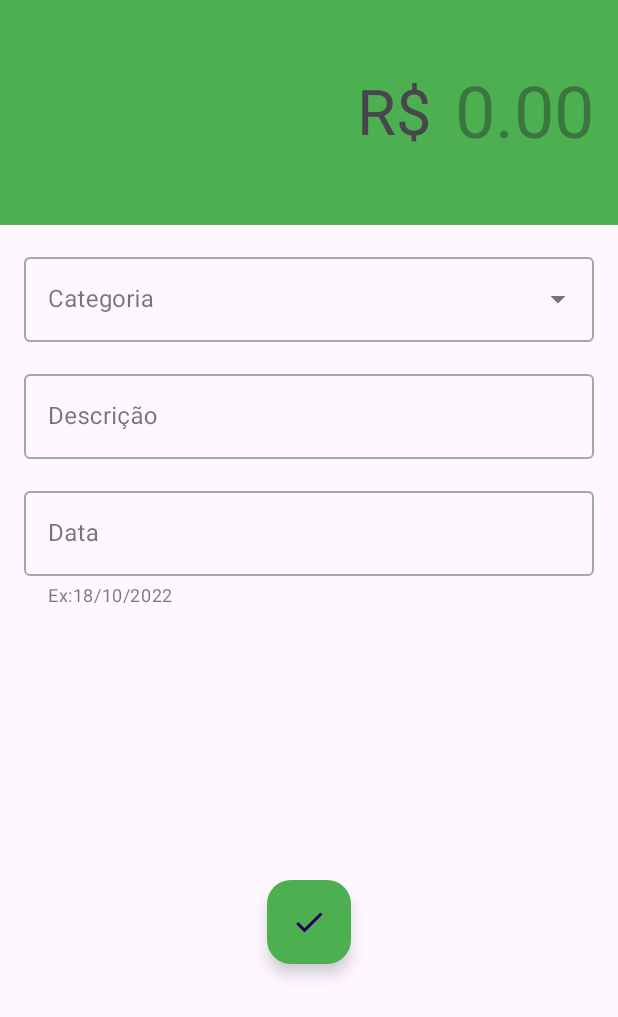
After one commit to Pedro-Luigi/Organizze-Clone, an Android app: the ProfitActivity screen opened directly, with no data from a screen before it, on a phone screen of 412 x 824 dp. The commit adds this screen. Shown: the top 1017 px of the screen. Run offline under Robolectric (Android 15) with nearby library versions, the phone set to English and light mode, and no system bars.

Commit message:
build profit and expense screens.

```diff
--- /dev/null
+++ b/app/src/main/java/com/courseudemy/organizzeclone/ui/ProfitActivity.kt
@@ -0,0 +1,22 @@
+package com.courseudemy.organizzeclone.ui
+
+import androidx.appcompat.app.AppCompatActivity
+import android.os.Bundle
+import android.widget.ArrayAdapter
+import android.widget.AutoCompleteTextView
+import com.courseudemy.organizzeclone.R
+import com.courseudemy.organizzeclone.databinding.ActivityProfitBinding
+
+class ProfitActivity : AppCompatActivity() {
+
+    private val binding by lazy { ActivityProfitBinding.inflate(layoutInflater) }
+    private val items = listOf("Material", "Design", "Components", "Android")
+
+    override fun onCreate(savedInstanceState: Bundle?) {
+        super.onCreate(savedInstanceState)
+        setContentView(binding.root)
+
+        val adapter = ArrayAdapter(this, R.layout.list_item_til, R.id.tv_item, items)
+        (binding.tilCategory.editText as? AutoCompleteTextView)?.setAdapter(adapter)
+    }
+}
--- /dev/null
+++ b/app/src/main/res/drawable/ic_check.xml
@@ -0,0 +1,5 @@
+<vector android:height="24dp" android:tint="#000000"
+    android:viewportHeight="24" android:viewportWidth="24"
+    android:width="24dp" xmlns:android="http://schemas.android.com/apk/res/android">
+    <path android:fillColor="@android:color/white" android:pathData="M9,16.17L4.83,12l-1.42,1.41L9,19 21,7l-1.41,-1.41z"/>
+</vector>
--- a/app/src/main/res/layout/activity_home.xml
+++ b/app/src/main/res/layout/activity_home.xml
@@ -40,6 +40,7 @@
             android:layout_height="wrap_content"
             android:src="@drawable/ic_plus"
             app:fab_colorNormal="@color/ColorProfit"
+            app:fab_colorPressed="@color/DarkColorProfit"
             app:fab_size="mini"
             app:fab_label="Lucro" />
 
@@ -49,6 +50,7 @@
             android:layout_height="wrap_content"
             android:src="@drawable/ic_neg"
             app:fab_colorNormal="@color/ColorExpense"
+            app:fab_colorPressed="@color/DarkColorExpense"
             app:fab_size="mini"
             app:fab_label="Despesa" />
 
--- /dev/null
+++ b/app/src/main/res/layout/activity_profit.xml
@@ -0,0 +1,113 @@
+<?xml version="1.0" encoding="utf-8"?>
+<androidx.constraintlayout.widget.ConstraintLayout xmlns:android="http://schemas.android.com/apk/res/android"
+    xmlns:app="http://schemas.android.com/apk/res-auto"
+    xmlns:tools="http://schemas.android.com/tools"
+    android:layout_width="match_parent"
+    android:layout_height="match_parent"
+    tools:context=".ui.ProfitActivity">
+
+    <androidx.constraintlayout.widget.ConstraintLayout
+        android:id="@+id/constraintLayout2"
+        android:layout_width="match_parent"
+        android:layout_height="150dp"
+        android:background="@color/ColorProfit"
+        app:layout_constraintEnd_toEndOf="parent"
+        app:layout_constraintStart_toStartOf="parent"
+        app:layout_constraintTop_toTopOf="parent">
+
+        <TextView
+            android:layout_width="wrap_content"
+            android:layout_height="60dp"
+            android:text="R$"
+            android:textAlignment="textStart"
+            android:textSize="42sp"
+            android:layout_marginEnd="16dp"
+            app:layout_constraintBottom_toBottomOf="@+id/edt_profit"
+            app:layout_constraintEnd_toStartOf="@+id/edt_profit"
+            app:layout_constraintTop_toTopOf="@+id/edt_profit" />
+
+        <EditText
+            android:id="@+id/edt_profit"
+            android:layout_width="wrap_content"
+            android:layout_height="60dp"
+            android:layout_margin="16dp"
+            android:background="@color/ColorProfit"
+            android:gravity="end"
+            android:hint="0.00"
+            android:maxLength="12"
+            android:textSize="48sp"
+            app:layout_constraintBottom_toBottomOf="parent"
+            app:layout_constraintEnd_toEndOf="parent"
+            app:layout_constraintTop_toTopOf="parent" />
+
+    </androidx.constraintlayout.widget.ConstraintLayout>
+
+    <com.google.android.material.textfield.TextInputLayout
+        android:id="@+id/til_category"
+        style="@style/Widget.MaterialComponents.TextInputLayout.OutlinedBox.ExposedDropdownMenu"
+        android:layout_width="match_parent"
+        android:layout_height="wrap_content"
+        android:layout_margin="@dimen/fab_margin"
+        android:hint="Categoria"
+        app:layout_constraintEnd_toEndOf="parent"
+        app:layout_constraintStart_toStartOf="parent"
+        app:layout_constraintTop_toBottomOf="@+id/constraintLayout2">
+
+        <AutoCompleteTextView
+            android:id="@+id/actv_category"
+            android:layout_width="match_parent"
+            android:layout_height="wrap_content"
+            android:inputType="none"
+            />
+
+    </com.google.android.material.textfield.TextInputLayout>
+
+    <com.google.android.material.textfield.TextInputLayout
+        android:id="@+id/til_profit_desc"
+        style="@style/Widget.MaterialComponents.TextInputLayout.OutlinedBox"
+        android:layout_width="match_parent"
+        android:layout_height="wrap_content"
+        android:hint="Descrição"
+        android:layout_margin="@dimen/fab_margin"
+        app:layout_constraintEnd_toEndOf="parent"
+        app:layout_constraintStart_toStartOf="parent"
+        app:layout_constraintTop_toBottomOf="@+id/til_category">
+
+        <com.google.android.material.textfield.TextInputEditText
+            android:layout_width="match_parent"
+            android:layout_height="wrap_content"
+            android:inputType="text"/>
+
+    </com.google.android.material.textfield.TextInputLayout>
+
+    <com.google.android.material.textfield.TextInputLayout
+        android:id="@+id/til_profit_date"
+        style="@style/Widget.MaterialComponents.TextInputLayout.OutlinedBox"
+        android:layout_width="match_parent"
+        android:layout_height="wrap_content"
+        android:hint="Data"
+        android:layout_margin="@dimen/fab_margin"
+        app:helperText="Ex:18/10/2022"
+        app:layout_constraintEnd_toEndOf="parent"
+        app:layout_constraintStart_toStartOf="parent"
+        app:layout_constraintTop_toBottomOf="@+id/til_profit_desc">
+
+        <com.google.android.material.textfield.TextInputEditText
+            android:layout_width="match_parent"
+            android:layout_height="wrap_content"
+            android:inputType="date"/>
+
+    </com.google.android.material.textfield.TextInputLayout>
+
+    <com.google.android.material.floatingactionbutton.FloatingActionButton
+        android:layout_width="wrap_content"
+        android:layout_height="wrap_content"
+        android:src="@drawable/ic_check"
+        android:backgroundTint="@color/ColorProfit"
+        app:layout_constraintBottom_toBottomOf="parent"
+        app:layout_constraintEnd_toEndOf="parent"
+        app:layout_constraintStart_toStartOf="parent"
+        app:layout_constraintTop_toBottomOf="@+id/til_profit_date"
+        android:contentDescription="Confirm new profit" />
+
+</androidx.constraintlayout.widget.ConstraintLayout>
--- a/app/src/main/res/values/themes.xml
+++ b/app/src/main/res/values/themes.xml
@@ -22,4 +22,18 @@
     <style name="Theme.OrganizzeClone.AppBarOverlay" parent="ThemeOverlay.AppCompat.Dark.ActionBar" />
 
     <style name="Theme.OrganizzeClone.PopupOverlay" parent="ThemeOverlay.AppCompat.Light" />
+
+    <style name="ProfitTheme" parent="Theme.Material3.Light.NoActionBar">
+        <!-- Primary brand color. -->
+        <item name="colorPrimary">@color/ColorProfit</item>
+        <item name="colorPrimaryVariant">@color/DarkColorProfit</item>
+        <item name="colorAccent">@color/LightColorProfit</item>
+    </style>
+
+    <style name="ExpenseTheme" parent="Theme.Material3.Light.NoActionBar">
+        <!-- Primary brand color. -->
+        <item name="colorPrimary">@color/ColorExpense</item>
+        <item name="colorPrimaryVariant">@color/DarkColorExpense</item>
+        <item name="colorAccent">@color/LightColorExpense</item>
+    </style>
 </resources>
```
Also changed, not shown: app/src/main/AndroidManifest.xml (+16 -0 lines), app/src/main/java/com/courseudemy/organizzeclone/ui/ExpenseActivity.kt (added, +18 -0 lines), app/src/main/java/com/courseudemy/organizzeclone/ui/HomeActivity.kt (+13 -0 lines), app/src/main/res/layout/activity_expense.xml (added, +114 -0 lines), app/src/main/res/layout/list_item_til.xml (added, +20 -0 lines).
